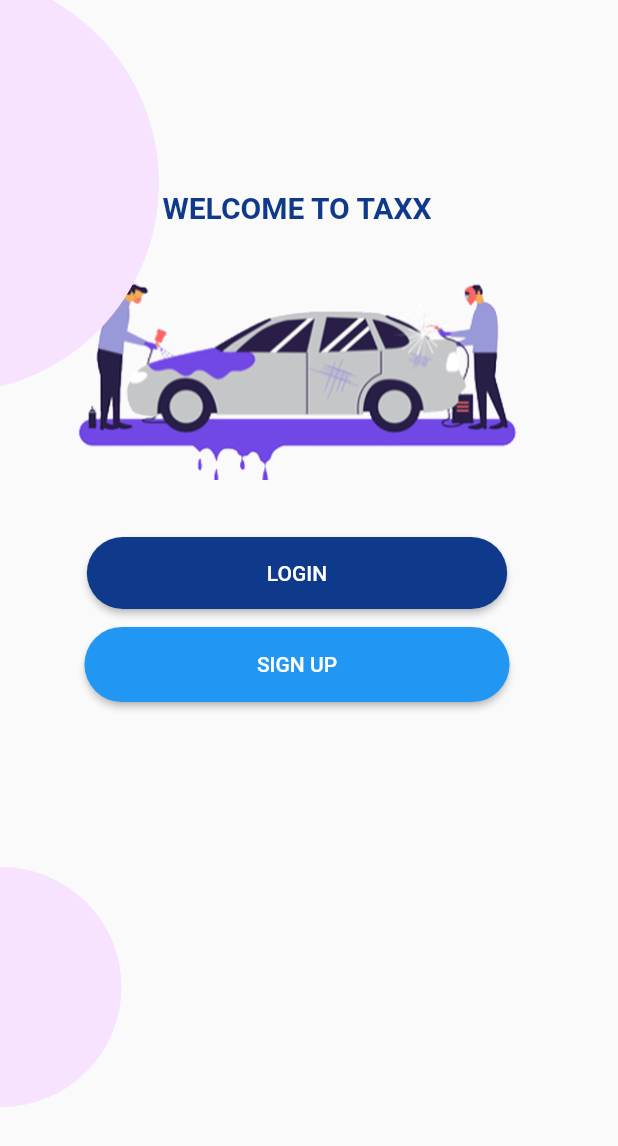
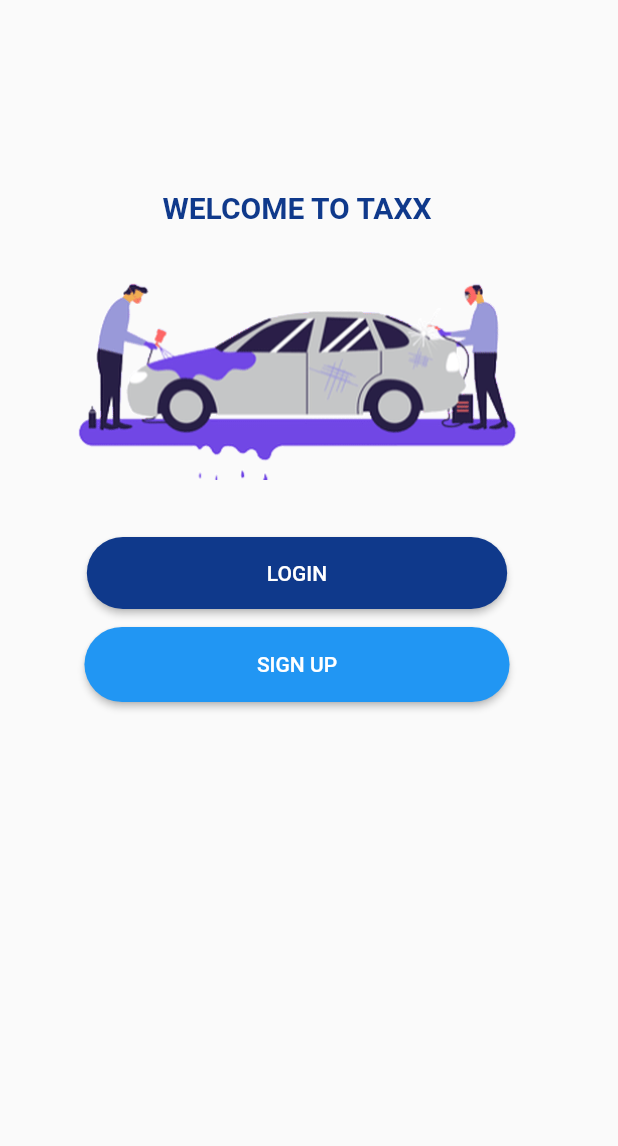
Before and after one commit to mawais38/Taxx, a Flutter app: the screen it shows after launch, on a phone screen of 412 x 824 dp. Shown: the top 1146 px of the screen. Run offline on Flutter 3.47's test engine with Material 2 defaults, Android fonts, the light colour scheme and no system bars; our stand-ins replace bloc, dio, equatable, fluro, flutter_bloc, flutter_secure_storage and 2 more.

Commit message:
home page UI

```diff
--- a/lib/screens/splash/splash_screen.dart
+++ b/lib/screens/splash/splash_screen.dart
@@ -99,20 +99,20 @@ class _SplashScreenState extends State<SplashScreen> {
               ]),
             ),
           ),
-          Positioned(
-            bottom:710,
-            right: 450,
-            child: CustomPaint(
-              painter:  DrawCircle(color: Color(0XFFF7E3FE),value1: 20,value2: 8,value3: 140),
-            ),
-          ),
-          Positioned(
-            top: 650,
-            right: 415,
-            child: CustomPaint(
-              painter: DrawCircle(color: Color(0xfff7e3fe),value1: 20,value2: 8,value3: 80),
-            ),
-          ),
+          // Positioned(
+          //   bottom:710,
+          //   right: 450,
+          //   child: CustomPaint(
+          //     painter:  DrawCircle(color: Color(0XFFF7E3FE),value1: 20,value2: 8,value3: 140),
+          //   ),
+          // ),
+          // Positioned(
+          //   top: 650,
+          //   right: 415,
+          //   child: CustomPaint(
+          //     painter: DrawCircle(color: Color(0xfff7e3fe),value1: 20,value2: 8,value3: 80),
+          //   ),
+          // ),
         ],
       ),
     );
```
